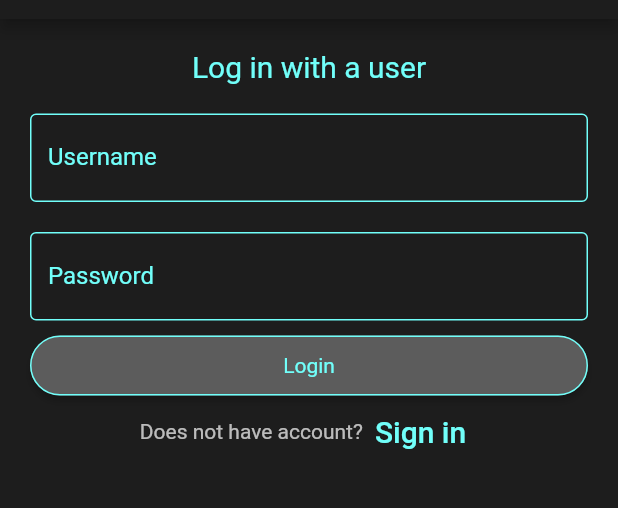
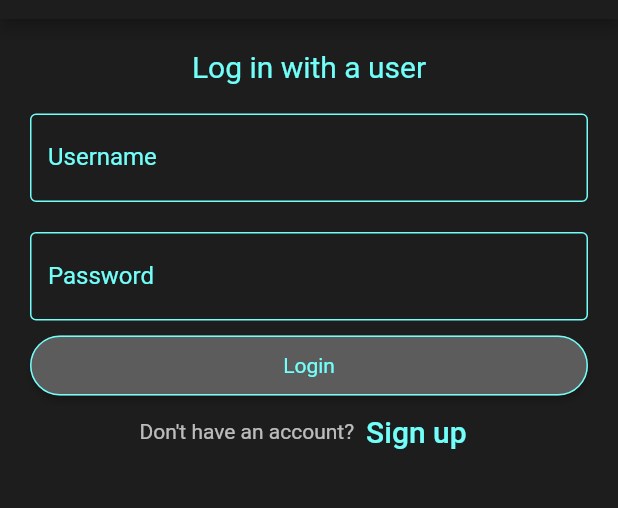
Before and after one commit to tnschr/theatrical_plays_ios_v2, a Flutter app: the screen it shows after launch, on a phone screen of 412 x 824 dp, the part 65-573 px from its top. Run offline on Flutter 3.47's test engine with Material 2 defaults, Android fonts, the phone set to English and light mode, and no system bars; our stand-ins replace animated_splash_screen, flutter_secure_storage, flutter_snake_navigationbar, flutter_spinkit, syncfusion_flutter_charts; missing offline and left inert: maps_launcher.

Commit message:
Small update on widgets and constants changes
After the update of the v1 to Dart 3 I start again the small changes to v2

```diff
--- a/theatrical_plays/lib/pages/home/LoginScreen.dart
+++ b/theatrical_plays/lib/pages/home/LoginScreen.dart
@@ -105,12 +105,12 @@ class _LoginScreenState extends State<LoginScreen> {
               Row(
                 children: <Widget>[
                   Text(
-                    'Does not have account?',
+                    'Don\'t have an account?',
                     style: TextStyle(color: MyColors().white),
                   ),
                   TextButton(
                     child: Text(
-                      'Sign in',
+                      'Sign up',
                       style: TextStyle(fontSize: 20, color: MyColors().cyan),
                     ),
                     onPressed: () {
@@ -131,7 +131,7 @@ class _LoginScreenState extends State<LoginScreen> {
   doLogin(email, password) async {
     try {
       Uri uri = Uri.parse(
-          "http://${Constants().hostName}:8080/api/users/login?email=$email&password=$password");
+          "http://${Constants().hostName}:7042/api/user/login?email=$email&password=$password");
       Response response =
           await get(uri, headers: {"Accept": "application/json"});
       if (response.statusCode == 200) {
@@ -147,10 +147,20 @@ class _LoginScreenState extends State<LoginScreen> {
           ),
         ));
       }
-    } on Exception {
+      // } on Exception {
+      //   ScaffoldMessenger.of(context).showSnackBar(SnackBar(
+      //     content: Text(
+      //       "Error to login. Check internet connection and VPN.",
+      //       textAlign: TextAlign.center,
+      //     ),
+    } catch (e) {
+      // Handle any exception that occurred during the execution of the try block
+      // Print the exception message to see the details
+      print("Exception occurred: $e");
+
       ScaffoldMessenger.of(context).showSnackBar(SnackBar(
         content: Text(
-          "Error to login. Check internet connection and VPN.",
+          "An unexpected error occurred. Please try again later.",
           textAlign: TextAlign.center,
         ),
       ));
--- a/theatrical_plays/lib/pages/movies/MovieProfile.dart
+++ b/theatrical_plays/lib/pages/movies/MovieProfile.dart
@@ -97,7 +97,7 @@ class _MovieProfile extends State<MovieProfile> {
 
   _launchURL(String? query) async {
     final url = 'https://www.youtube.com/results?search_query=$query';
-    // ignore: deprecated_member_use
+    // ignore: deprecated_member_use, unnecessary_null_comparison
     if (await canLaunch(url) != null) {
       // ignore: deprecated_member_use
       launchUrl(Uri.parse(url));
--- a/theatrical_plays/lib/using/Constants.dart
+++ b/theatrical_plays/lib/using/Constants.dart
@@ -1,4 +1,4 @@
 class Constants {
-  // String hostName = 'localhost';
-  String hostName = '195.251.123.174';
+  String hostName = 'localhost';
+  // String hostName = '195.251.123.174';
 }
--- a/theatrical_plays/pubspec.yaml
+++ b/theatrical_plays/pubspec.yaml
@@ -25,7 +25,7 @@ dependencies:
     sdk: flutter
   http: ^0.13.1
   flutter_spinkit: ^5.0.0
-  flutter_snake_navigationbar: ^0.5.0
+  flutter_snake_navigationbar: ^0.6.1
   flutter_launcher_icons: ^0.11.0
   url_launcher: ^6.1.2
   maps_launcher: ^2.0.0
```
